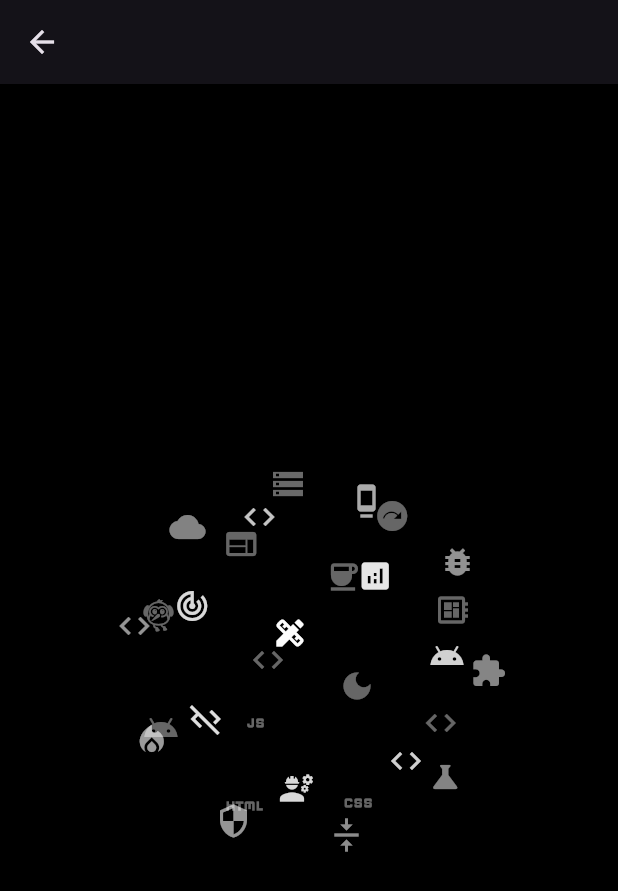
After one commit to JooSeunghyeon/Flutter-Animation, a Flutter app: the screen it shows after launch, after a tap on "TechStack", on a phone screen of 412 x 824 dp. The commit adds this screen. Shown: the top 891 px of the screen. Run offline on Flutter 3.47's test engine with Material 3 defaults, Android fonts, the phone set to English and light mode, and no system bars.

Commit message:
TechStackCloud 추가

```diff
--- a/lib/fx_12_rotating_text/text_rotate_widget.dart
+++ b/lib/fx_12_rotating_text/text_rotate_widget.dart
@@ -11,7 +11,11 @@ class TextRotateDemo extends StatefulWidget {
 class _TextRotateDemoState extends State<TextRotateDemo> {
   @override
   Widget build(BuildContext context) {
-    return Expanded(
+    return Scaffold(
+      appBar: AppBar(),
+      body: Column(
+        children: [
+          Expanded(
             child: LayoutBuilder(
               builder: (context, constraints) {
                 return SingleChildScrollView(
@@ -41,6 +45,9 @@ class _TextRotateDemoState extends State<TextRotateDemo> {
                 );
               },
             ),
+          ),
+        ],
+      ),
     );
   }
 }
--- /dev/null
+++ b/lib/globe/3d_cloude_widget.dart
@@ -0,0 +1,77 @@
+import 'package:flutter/material.dart';
+
+import 'globe.dart';
+import 'icon_helper.dart';
+
+class TechStackCloud extends StatelessWidget {
+  final List<String> slugs = [
+    "typescript",
+    "javascript",
+    "dart",
+    "java",
+    "react",
+    "flutter",
+    "android",
+    "html5",
+    "css3",
+    "nodedotjs",
+    "express",
+    "nextdotjs",
+    "prisma",
+    "amazonaws",
+    "postgresql",
+    "firebase",
+    "nginx",
+    "vercel",
+    "testinglibrary",
+    "jest",
+    "cypress",
+    "docker",
+    "git",
+    "jira",
+    "github",
+    "gitlab",
+    "visualstudiocode",
+    "androidstudio",
+    "sonarqube",
+    "figma",
+  ];
+
+  TechStackCloud({super.key});
+
+  @override
+  Widget build(BuildContext context) {
+    // Get icons using the helper
+    final icons = TechStackIcons.getIconsFromSlugs(slugs);
+
+    return Center(
+      child: Container(
+        width: 300,
+        height: 300,
+        decoration: BoxDecoration(
+          color: Colors.black87,
+          borderRadius: BorderRadius.circular(16),
+        ),
+        child: GlobeOfLogos(
+          icons: icons,
+          radius: 120,
+          defaultIconColor: Colors.white70,
+        ),
+      ),
+    );
+  }
+}
+
+// Example page using the TechStackCloud
+class TechStackDemo extends StatelessWidget {
+  const TechStackDemo({super.key});
+
+  @override
+  Widget build(BuildContext context) {
+    return Scaffold(
+      backgroundColor: Colors.black,
+      appBar: AppBar(),
+      body: TechStackCloud(),
+    );
+  }
+}
--- /dev/null
+++ b/lib/globe/globe.dart
@@ -0,0 +1,321 @@
+import 'dart:async';
+import 'dart:math' as math;
+import 'package:flutter/material.dart';
+import 'package:flutter/physics.dart';
+import 'package:vector_math/vector_math.dart' as vector;
+
+class IconItem {
+  final String name;
+  final IconData icon;
+  vector.Vector3 position;
+  double scale;
+  final Color color;
+
+  IconItem({
+    required this.name,
+    required this.icon,
+    required this.position,
+    required this.color,
+    this.scale = 1.0,
+  });
+}
+
+class GlobeOfLogos extends StatefulWidget {
+  final List<IconData> icons;
+  final double radius;
+  final Color defaultIconColor;
+
+  const GlobeOfLogos({
+    Key? key,
+    required this.icons,
+    this.radius = 150.0,
+    this.defaultIconColor = Colors.white,
+  }) : super(key: key);
+
+  @override
+  State<GlobeOfLogos> createState() => _GlobeOfLogosState();
+}
+
+class _GlobeOfLogosState extends State<GlobeOfLogos>
+    with SingleTickerProviderStateMixin {
+  List<IconItem> iconItems = [];
+  late AnimationController _controller;
+  double _lastControllerValue = 0.0;
+  double _lastInteractionValue = 0.0;
+
+  // Physics-based animation
+  SpringDescription _springDescription = const SpringDescription(
+    mass: 1,
+    stiffness: 50,
+    damping: 10,
+  );
+
+  Offset _lastPanPosition = Offset.zero;
+  vector.Vector2 _rotationVelocity = vector.Vector2.zero();
+  bool _isInteracting = false;
+  DateTime? _lastInteractionTime;
+
+  @override
+  void initState() {
+    super.initState();
+    _initializeIcons();
+    _setupAnimation();
+  }
+
+  void _initializeIcons() {
+    if (widget.icons.isEmpty) return;
+
+    iconItems = List.generate(widget.icons.length, (index) {
+      final phi = math.acos(-1.0 + (2.0 * index) / widget.icons.length);
+      final theta = math.sqrt(widget.icons.length * math.pi) * phi;
+
+      final x = widget.radius * math.cos(theta) * math.sin(phi);
+      final y = widget.radius * math.sin(theta) * math.sin(phi);
+      final z = widget.radius * math.cos(phi);
+
+      return IconItem(
+        name: 'Icon $index',
+        icon: widget.icons[index],
+        position: vector.Vector3(x, y, z),
+        color: widget.defaultIconColor,
+        scale: 1.0,
+      );
+    });
+  }
+
+  void _setupAnimation() {
+    _controller = AnimationController(
+      vsync: this,
+      duration: const Duration(seconds: 3),
+    )..addListener(_performAutoRotation);
+
+    _controller.repeat();
+  }
+
+  void _performAutoRotation() {
+    if (!mounted || iconItems.isEmpty || _isInteracting) return;
+
+    // Don't auto-rotate if we recently had user interaction
+    if (_lastInteractionTime != null) {
+      final timeSinceInteraction =
+      DateTime.now().difference(_lastInteractionTime!);
+      if (timeSinceInteraction.inMilliseconds < 500)
+        return; // Wait for interaction to settle
+    }
+
+    setState(() {
+      // Calculate the delta rotation
+      final currentValue = _controller.value;
+      final deltaValue = currentValue - _lastControllerValue;
+
+      // Handle wrap-around case
+      final adjustedDelta = deltaValue.abs() > 0.5
+          ? deltaValue.sign * (1 - deltaValue.abs())
+          : deltaValue;
+
+      if (adjustedDelta.abs() > 0.0001) {
+        // Calculate delta rotation in radians
+        final deltaRotation = adjustedDelta *
+            2 *
+            math.pi *
+            0.1; // Reduced speed for smoother motion
+
+        // Create rotation matrix for just the delta
+        final deltaRotationMatrix = vector.Matrix4.rotationY(deltaRotation);
+
+        // Apply delta rotation to each item's current position
+        for (var item in iconItems) {
+          // Transform the current position by the delta rotation
+          final transformed = deltaRotationMatrix.transform3(item.position);
+          item.position
+            ..x = transformed.x
+            ..y = transformed.y
+            ..z = transformed.z;
+        }
+      }
+
+      _lastControllerValue = currentValue;
+    });
+  }
+
+  void _handlePanStart(DragStartDetails details) {
+    _isInteracting = true;
+    _lastPanPosition = details.localPosition;
+    _lastInteractionValue = 0.0;
+    // Store the current controller value but don't reset it
+    _controller.stop();
+    // Keep track of where we stopped for smooth continuation
+    _lastControllerValue = _controller.value;
+  }
+
+  void _handlePanUpdate(DragUpdateDetails details) {
+    if (!mounted || iconItems.isEmpty) return;
+
+    setState(() {
+      final delta = details.localPosition - _lastPanPosition;
+
+      // Calculate rotation deltas (scaled down for better control)
+      final deltaX = -delta.dy * 0.005;
+      final deltaY = delta.dx * 0.005;
+
+      // Create and combine rotation matrices for X and Y rotations
+      final deltaMatrixX = vector.Matrix4.rotationX(deltaX);
+      final deltaMatrixY = vector.Matrix4.rotationY(deltaY);
+      final combinedMatrix = deltaMatrixY..multiply(deltaMatrixX);
+
+      // Apply the delta rotation to each item's current position
+      for (var item in iconItems) {
+        final transformed = combinedMatrix.transform3(item.position);
+        item.position
+          ..x = transformed.x
+          ..y = transformed.y
+          ..z = transformed.z;
+      }
+
+      // Store velocity for physics simulation
+      _rotationVelocity = vector.Vector2(deltaY, deltaX);
+      _lastInteractionValue +=
+          deltaY; // Track total rotation for smooth transition
+    });
+
+    _lastPanPosition = details.localPosition;
+  }
+
+  void _handlePanEnd(DragEndDetails details) {
+    _isInteracting = false;
+    _lastInteractionTime = DateTime.now();
+
+    // Calculate initial velocity for physics simulation
+    final velocity = _rotationVelocity.length;
+
+    // if (velocity > 0.001) {
+    //   // Start physics simulation
+    //   final simulation = SpringSimulation(
+    //     _springDescription,
+    //     0,
+    //     1,
+    //     velocity,
+    //   );
+
+    // Create animation for smooth transition
+    // Animation<double> animation = _controller.drive(
+    //   Tween<double>(
+    //     begin: _lastInteractionValue,
+    //     end: 0,
+    //   ),
+    // );
+
+    // animation.addListener(() {
+    //   if (!mounted) return;
+    //   setState(() {
+    //     final deltaRotation = _lastInteractionValue - animation.value;
+    //     final deltaMatrix = vector.Matrix4.rotationY(deltaRotation);
+
+    //     for (var item in iconItems) {
+    //       final transformed = deltaMatrix.transform3(item.position);
+    //       item.position
+    //         ..x = transformed.x
+    //         ..y = transformed.y
+    //         ..z = transformed.z;
+    //     }
+    //     _lastInteractionValue = animation.value;
+    //   });
+    // });
+
+    // Animate to rest using physics
+    //   _controller.animateWith(simulation).then((_) {
+    //     if (mounted) {
+    //       // Instead of resetting, continue from current value
+    //       _controller.value =
+    //           _controller.value; // Ensure we're at the current value
+    //       _controller.repeat(); // Resume auto-rotation
+    //       _lastControllerValue = _controller.value; // Maintain continuity
+    //     }
+    //   });
+    // } else {
+    //   // If velocity is very low, just resume auto-rotation smoothly
+    //   _controller.value = _controller.value; // Maintain current position
+    //   _controller.repeat();
+    //   _lastControllerValue = _controller.value;
+    // }
+  }
+
+  @override
+  Widget build(BuildContext context) {
+    if (iconItems.isEmpty) {
+      return SizedBox(
+        width: widget.radius * 2,
+        height: widget.radius * 2,
+      );
+    }
+
+    return GestureDetector(
+      onPanStart: _handlePanStart,
+      onPanUpdate: _handlePanUpdate,
+      onPanEnd: _handlePanEnd,
+      child: SizedBox(
+        width: widget.radius * 2,
+        height: widget.radius * 2,
+        child: CustomPaint(
+          painter: IconCloudPainter(
+            iconItems: iconItems,
+            radius: widget.radius,
+          ),
+        ),
+      ),
+    );
+  }
+
+  @override
+  void dispose() {
+    _controller.dispose();
+    super.dispose();
+  }
+}
+
+class IconCloudPainter extends CustomPainter {
+  final List<IconItem> iconItems;
+  final double radius;
+
+  IconCloudPainter({
+    required this.iconItems,
+    required this.radius,
+  });
+
+  @override
+  void paint(Canvas canvas, Size size) {
+    final sortedIcons = List<IconItem>.from(iconItems)
+      ..sort((a, b) => b.position.z.compareTo(a.position.z));
+
+    for (var item in sortedIcons) {
+      final center = Offset(
+        size.width / 2 + item.position.x,
+        size.height / 2 + item.position.y,
+      );
+
+      final opacity = math.max(
+          0.4, math.min(1.0, (item.position.z + radius) / (radius * 2)));
+
+      final iconPainter = TextPainter(
+        text: TextSpan(
+          text: String.fromCharCode(item.icon.codePoint),
+          style: TextStyle(
+            fontSize: 24 * item.scale,
+            fontFamily: item.icon.fontFamily,
+            package: item.icon.fontPackage,
+            color: item.color.withOpacity(opacity),
+          ),
+        ),
+        textDirection: TextDirection.ltr,
+      )..layout();
+
+      iconPainter.paint(
+        canvas,
+        center.translate(-iconPainter.width / 2, -iconPainter.height / 2),
+      );
+    }
+  }
+
+  @override
+  bool shouldRepaint(IconCloudPainter oldDelegate) => true;
+}
--- /dev/null
+++ b/lib/globe/icon_helper.dart
@@ -0,0 +1,45 @@
+import 'package:flutter/material.dart';
+
+class TechStackIcons {
+  static final Map<String, IconData> _techIcons = {
+    'typescript': Icons.code,
+    'javascript': Icons.javascript,
+    'dart': Icons.dark_mode,
+    'java': Icons.coffee,
+    'react': Icons.web,
+    'flutter': Icons.flutter_dash,
+    'android': Icons.android,
+    'html5': Icons.html,
+    'css3': Icons.css,
+    'express': Icons.developer_board,
+    'nextdotjs': Icons.next_plan,
+    'prisma': Icons.storage,
+    'amazonaws': Icons.cloud,
+    'firebase': Icons.local_fire_department,
+    'nginx': Icons.security,
+    'vercel': Icons.vertical_align_center,
+    'testinglibrary': Icons.science,
+    'jest': Icons.extension,
+    'cypress': Icons.bug_report,
+    'docker': Icons.dock,
+    'jira': Icons.track_changes,
+    'github': Icons.code_off,
+    'gitlab': Icons.engineering,
+    'visualstudiocode': Icons.code,
+    'androidstudio': Icons.android,
+    'sonarqube': Icons.analytics,
+    'figma': Icons.design_services,
+  };
+
+  static IconData getIcon(String slug) {
+    return _techIcons[slug] ?? Icons.code;
+  }
+
+  static List<IconData> getAllIcons() {
+    return _techIcons.values.toList();
+  }
+
+  static List<IconData> getIconsFromSlugs(List<String> slugs) {
+    return slugs.map((slug) => getIcon(slug)).toList();
+  }
+}
--- a/lib/main.dart
+++ b/lib/main.dart
@@ -7,6 +7,7 @@ import 'package:flutter_animation/fx_11_typing_animation%20/typing_anim_widget.d
 import 'package:flutter_animation/fx_12_rotating_text/text_rotate_widget.dart';
 import 'package:flutter_animation/fx_7_border_beam/border_bean_widget.dart';
 import 'package:flutter_animation/fx_8_meteor_border/meteors_widget.dart';
+import 'package:flutter_animation/globe/3d_cloude_widget.dart';
 import 'package:flutter_animation/visibility/blur_fade.dart';
 
 void main() {
@@ -124,6 +125,15 @@ class HomeScreen extends StatelessWidget {
                 )),
                 child: Text('TextRotate'),
               ),
+
+              MaterialButton(
+                onPressed: () => Navigator.push(context, MaterialPageRoute(
+                  builder: (context) {
+                    return const TechStackDemo();
+                  },
+                )),
+                child: Text('TechStack'),
+              ),
             ],
           ),
         ),
```
Lines whose indentation alone changed are shown as unchanged.
